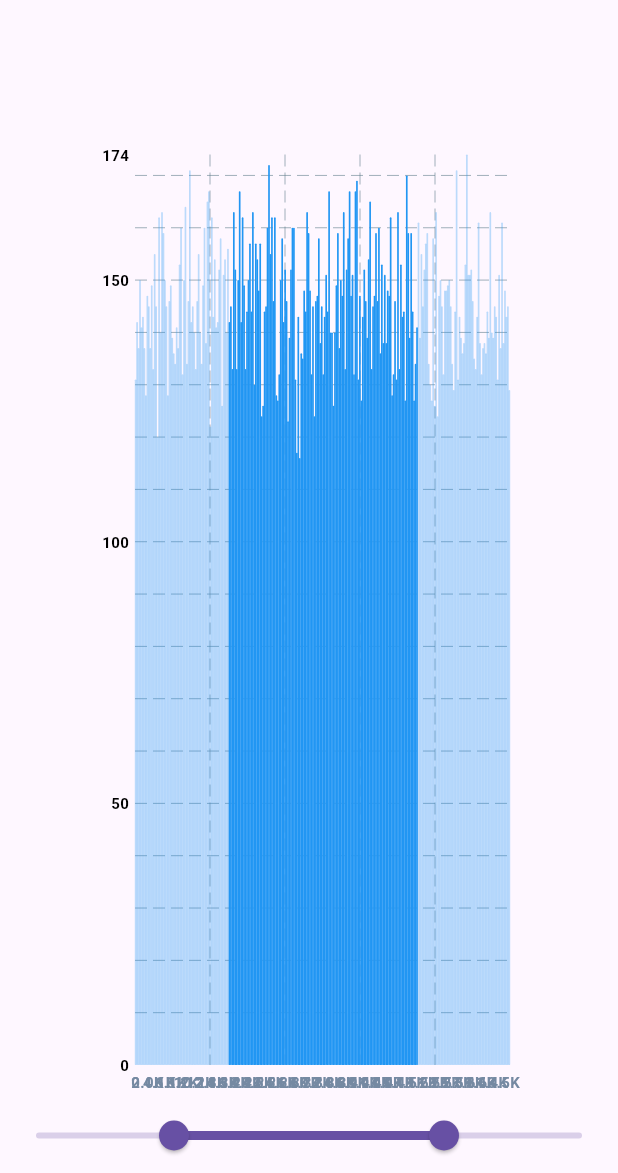
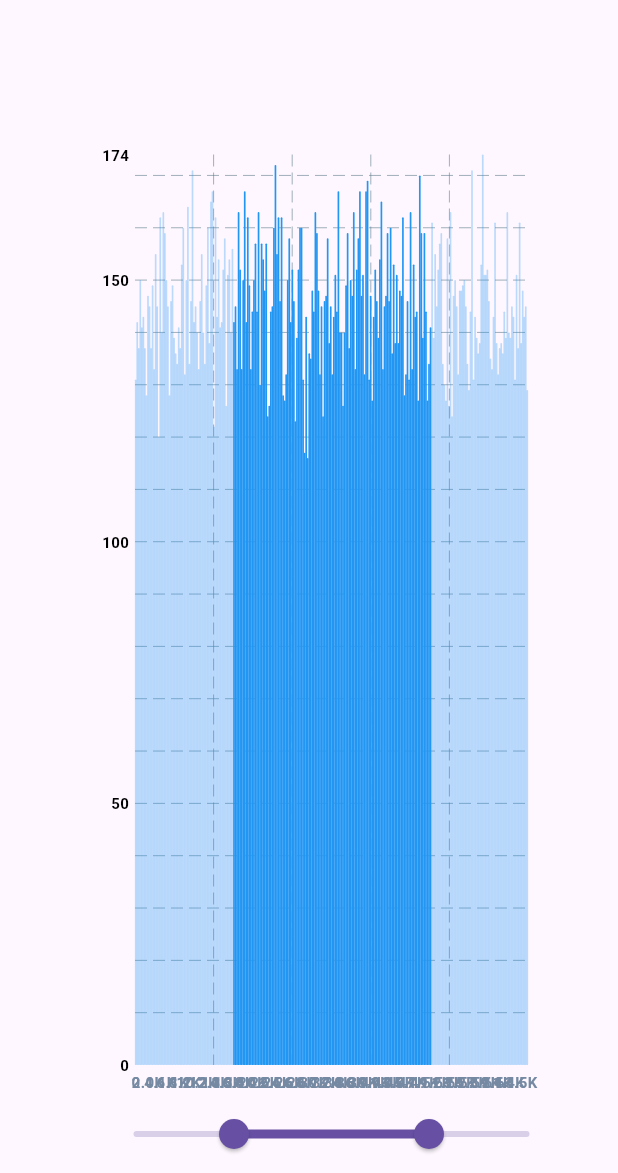
Before and after one commit to Myoungmin/flutter_fl_chart_fundamentals, a Flutter app: the screen it shows after launch, on a phone screen of 412 x 824 dp, the part 63-1236 px from its top. Run offline on Flutter 3.47's test engine with Material 3 defaults, Android fonts, the phone set to English and light mode, and no system bars; drawn by our look-alikes of fl_chart; our stand-ins replace flutter_riverpod, freezed_annotation.

Commit message:
RangeSlider 가로 크기와 BarChart 가로 축 길이 맞추기

```diff
--- a/lib/main.dart
+++ b/lib/main.dart
@@ -165,6 +165,7 @@ class BarChartPageState extends ConsumerState<BarChartPage> {
                         rightTitles: AxisTitles(
                           sideTitles: SideTitles(
                               showTitles: true,
+                              reservedSize: 10,
                               getTitlesWidget: (double value, TitleMeta meta) {
                                 return const SizedBox.shrink();
                               }),
@@ -246,7 +247,10 @@ class BarChartPageState extends ConsumerState<BarChartPage> {
                   ),
                 ),
               ),
-              Expanded(
+              Padding(
+                padding: const EdgeInsets.only(left: 30),
+                child: SizedBox(
+                  width: availableWidth,
                   child: RangeSlider(
                     min: viewModel.start.toDouble(),
                     max: viewModel.start + scale * viewModel.groupCount,
@@ -263,6 +267,7 @@ class BarChartPageState extends ConsumerState<BarChartPage> {
                       barChartPageViewModelNotifier
                           .setInterestEnd(value.end.toInt());
                     },
+                  ),
                 ),
               )
             ],
```
Lines whose indentation alone changed are shown as unchanged.
